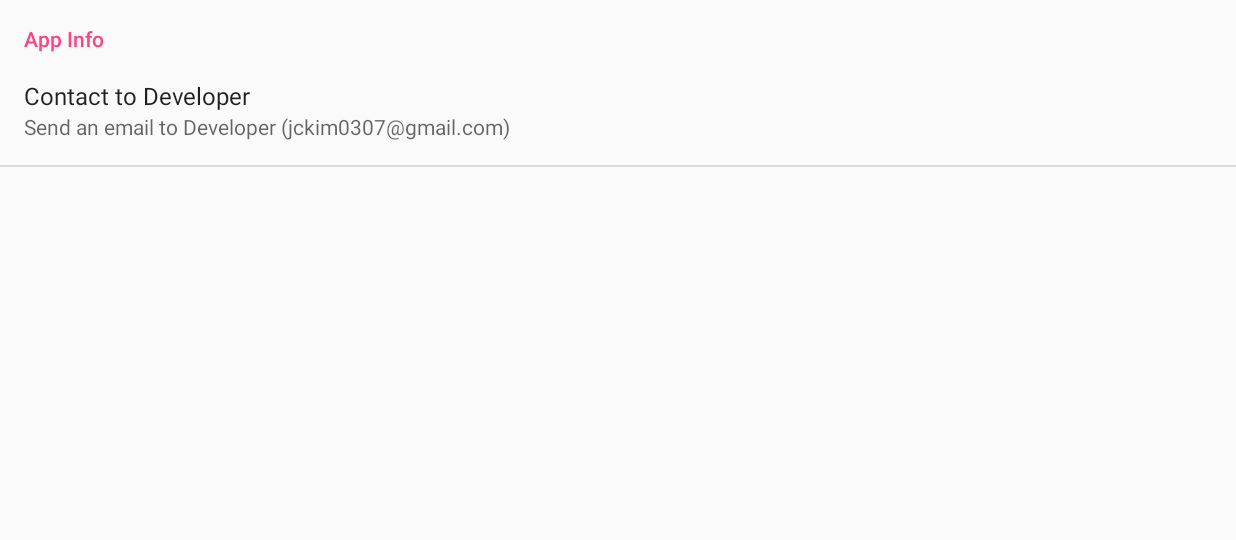
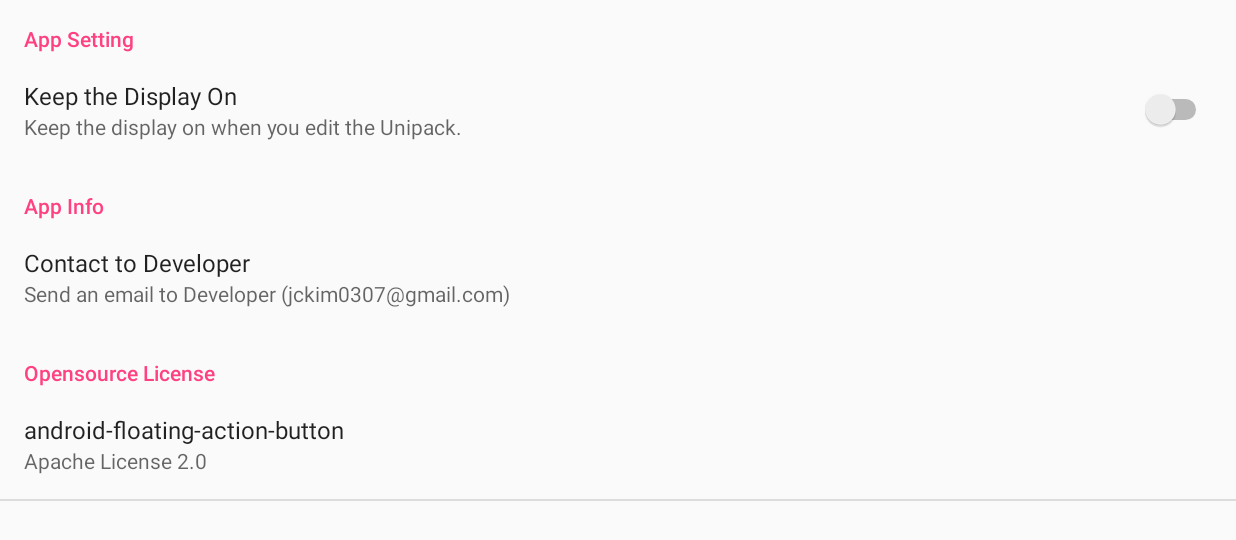
Before and after one commit to K1A2/UnitorM2Reboot, an Android app: the PreferenceActivity screen opened directly, with no data from a screen before it, on a phone screen of 824 x 412 dp (held sideways). Shown: the top 540 px of the screen. Run offline under Robolectric (Android 15) with nearby library versions, the phone set to English and light mode, and no system bars.

Commit message:
화면 안끄는 설정 추가

```diff
--- a/app/build.gradle
+++ b/app/build.gradle
@@ -10,8 +10,8 @@ android {
         applicationId 'unitor.uni.k1a2.unitor2'
         minSdkVersion 14
         targetSdkVersion 28
-        versionCode 53
-        versionName '5.0.0b3'
+        versionCode 54
+        versionName '5.0.0b4'
         testInstrumentationRunner "android.support.test.runner.AndroidJUnitRunner"
     }
     buildTypes {
--- a/app/src/main/AndroidManifest.xml
+++ b/app/src/main/AndroidManifest.xml
@@ -4,6 +4,7 @@
 
     <uses-permission android:name="android.permission.READ_EXTERNAL_STORAGE"/>
     <uses-permission android:name="android.permission.WRITE_EXTERNAL_STORAGE"/>
+    <uses-permission android:name="android.permission.WAKE_LOCK"/>
 
     <application
         android:allowBackup="true"
--- a/app/src/main/java/com/uni/unitor/unitorm2/preference/PreferenceActivity.kt
+++ b/app/src/main/java/com/uni/unitor/unitorm2/preference/PreferenceActivity.kt
@@ -1,13 +1,29 @@
 package com.uni.unitor.unitorm2.preference
 
 import android.os.Bundle
+import android.preference.Preference
 import android.preference.PreferenceActivity
 import com.uni.unitor.unitorm2.R
+import android.preference.SwitchPreference
 
-class PreferenceActivity : PreferenceActivity() {
+
+
+class PreferenceActivity : PreferenceActivity(), Preference.OnPreferenceClickListener {
+
+    private lateinit var switch_display: SwitchPreference
 
     override fun onCreate(savedInstanceState: Bundle?) {
         super.onCreate(savedInstanceState)
         addPreferencesFromResource(R.xml.preference)
+
+        switch_display = findPreference("setting_screen") as SwitchPreference
+        switch_display.onPreferenceClickListener = this
+    }
+
+    override fun onPreferenceClick(preference: Preference?): Boolean {
+        if (preference!!.getKey().equals("setting_screen")) {
+
+        }
+        return false
     }
 }
--- a/app/src/main/res/values/strings.xml
+++ b/app/src/main/res/values/strings.xml
@@ -1,6 +1,6 @@
 <resources>
     <string name="app_name">UnitorM2</string>
-    <string name="app_version">5.0.0b3</string>
+    <string name="app_version">5.0.0b4</string>
     <string name="ad">ca-app-pub-7873521316289922/7696297430</string>
     <string name="adtest">ca-app-pub-3940256099942544/6300978111</string>
     <string name="per_re_title">Permission Request</string>
@@ -102,6 +102,8 @@
     <string name="alert_restore_msg">The app has been terminated abnormally before. You can restore \'%s\'. If you press \'no\', you cat\'t restore anymore.</string>
     <string name="alert_restore_ok">restore</string>
     <string name="alert_restore_no">no</string>
-    <!--<string name="menu_led_content_select">Select</string>-->
-    <!--<string name="menu_led_content_delete">Delete</string>-->
+    <string name="pre_category_opensource">Opensource License</string>
+    <string name="pre_category_app">App Setting</string>
+    <string name="pre_check_display_t">Keep the Display On</string>
+    <string name="pre_check_dis_o_s">Keep the display on when you edit the Unipack.</string>
 </resources>
--- a/app/src/main/res/xml/preference.xml
+++ b/app/src/main/res/xml/preference.xml
@@ -1,10 +1,33 @@
 <?xml version="1.0" encoding="utf-8"?>
 <PreferenceScreen xmlns:android="http://schemas.android.com/apk/res/android">
+
+    <PreferenceCategory android:title="@string/pre_category_app">
+
+        <SwitchPreference android:title="@string/pre_check_display_t"
+            android:summary="@string/pre_check_dis_o_s"
+            android:defaultValue="false"
+            android:key="setting_screen"/>
+
+    </PreferenceCategory>
+
     <PreferenceCategory android:title="@string/pre_categoty_info">
+
         <Preference android:title="@string/pre_contact"
             android:summary="@string/pre_contact_sum">
             <intent android:action="android.intent.action.SENDTO"
                 android:data="mailto:jckim0307@gmail.com"/>
         </Preference>
+
     </PreferenceCategory>
+
+    <PreferenceCategory android:title="@string/pre_category_opensource" >
+
+        <Preference android:title="android-floating-action-button"
+            android:summary="Apache License 2.0">
+            <intent android:action="android.intent.action.VIEW"
+                android:data="https://github.com/futuresimple/android-floating-action-button"/>
+        </Preference>
+
+    </PreferenceCategory>
+
 </PreferenceScreen>
```
Also changed, not shown: app/src/main/java/com/uni/unitor/unitorm2/layout/TabHostActivity.kt (+27 -0 lines), 1 other file.
